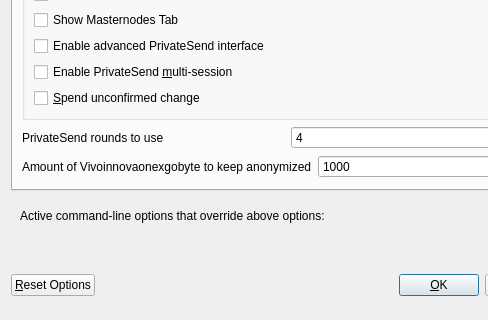
gwestwood/vivoinnovaonexgobyte, file src/qt/forms/optionsdialog.ui: the form before one commit; both pictures show x 0 to 488 and y 91 to 411 of the 576 by 411 pixel window.
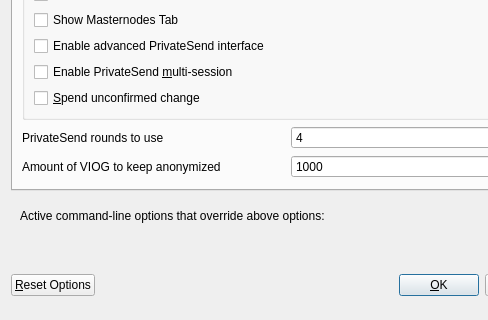
The form after the commit. The open tabs and pages were chosen to show the change. Custom widgets are drawn as their Qt base class.

Commit message: Change alle names to VIOG

```diff
--- a/src/qt/forms/optionsdialog.ui
+++ b/src/qt/forms/optionsdialog.ui
@@ -243,7 +243,7 @@
             <string notr="true"/>
            </property>
            <property name="text">
-            <string>Amount of Vivoinnovaonexgobyte to keep anonymized</string>
+            <string>Amount of VIOG to keep anonymized</string>
            </property>
           </widget>
          </item>
```
Left out of the diff: 8 changed lines with no effect on the pictures. The commit also changes 223 other files.
